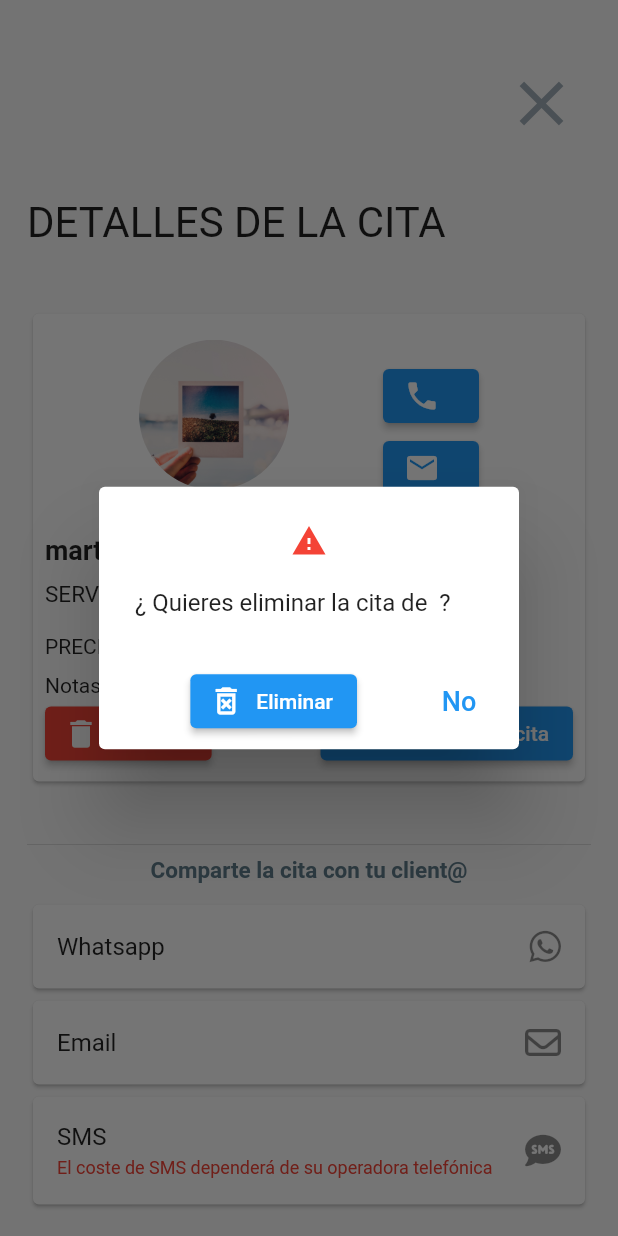
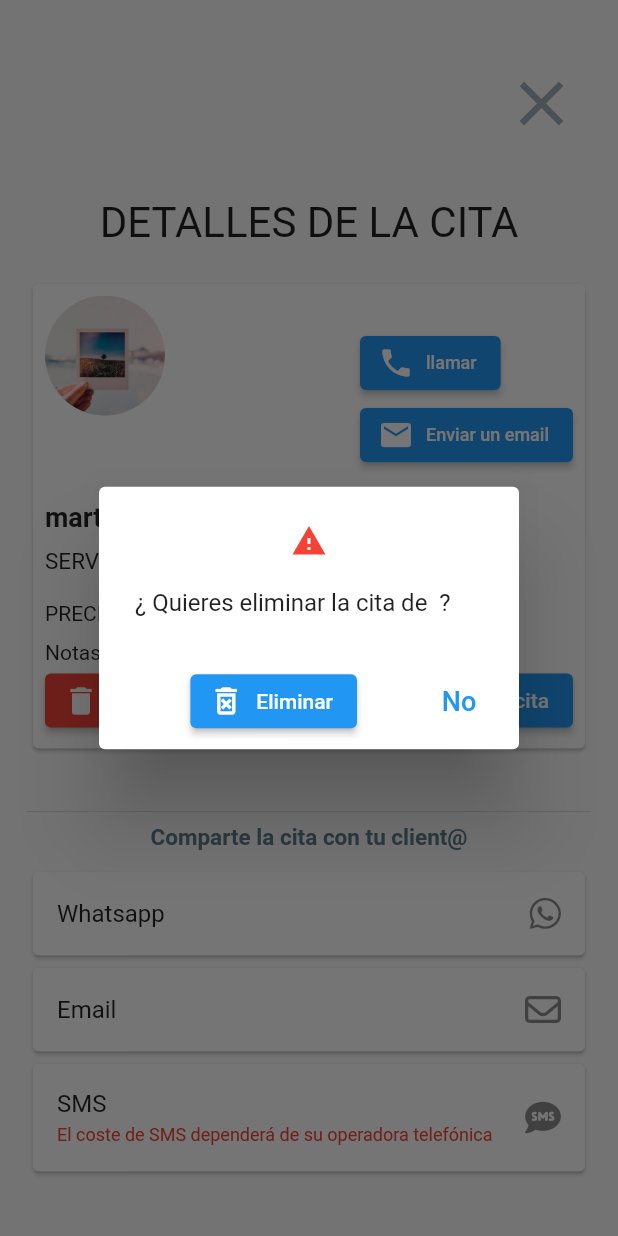
Before and after one commit to luguidu77/agenda-app, a Flutter app: the DetallesCitaScreen screen opened directly with empty values, after a tap on "Eliminar", on a phone screen of 412 x 824 dp. Run offline on Flutter 3.47's test engine with Material 2 defaults, Android fonts, the phone set to English and light mode, and no system bars; our stand-ins replace cloud_firestore, email_validator, firebase_auth, firebase_core, firebase_storage, fl_chart and 18 more; missing offline and left inert: drag_and_drop_lists, fast_contacts, flutter_picker, flutter_sendinblue, flutter_stripe, pay; accounts and stored records are empty.

```diff
--- a/lib/main.dart
+++ b/lib/main.dart
@@ -31,6 +31,8 @@ git add .
 git commit -m "modificando splash"
 git push
 */
+
+//https://help.syncfusion.com/common/essential-studio/licensing/how-to-register-in-an-application
 
 void main() async {
   WidgetsFlutterBinding.ensureInitialized();
--- a/lib/screens/detalles_cita_screen.dart
+++ b/lib/screens/detalles_cita_screen.dart
@@ -129,7 +129,6 @@ class _DetallesCitaScreenState extends State<DetallesCitaScreen> {
       child: Padding(
         padding: const EdgeInsets.all(18.0),
         child: Column(
-          crossAxisAlignment: CrossAxisAlignment.start,
           children: [
             _botonCerrar(context),
             const SizedBox(
@@ -142,12 +141,6 @@ class _DetallesCitaScreenState extends State<DetallesCitaScreen> {
             const SizedBox(
               height: 20,
             ),
-            const SizedBox(
-              height: 20,
-            ),
-            visibleFormulario
-                ? FormReprogramaReserva(idServicio: idServicio, cita: cita)
-                : Container(),
             _detallesCita(),
             const SizedBox(
               height: 30,
@@ -197,16 +190,19 @@ class _DetallesCitaScreenState extends State<DetallesCitaScreen> {
       children: [
         Center(
           child: Row(
-            mainAxisAlignment: MainAxisAlignment.spaceEvenly,
+            mainAxisAlignment: MainAxisAlignment.spaceBetween,
+            crossAxisAlignment: CrossAxisAlignment.start,
             children: [
               _foto(),
-              Column(
+              const SizedBox(width: 6),
+              Flexible(
+                child: Column(
                   crossAxisAlignment: CrossAxisAlignment.start,
                   children: [
                     Text(
                       nombre!,
                       style: const TextStyle(
-                        fontSize: 20, fontWeight: FontWeight.bold),
+                          fontSize: 18, fontWeight: FontWeight.bold),
                     ),
                     ElevatedButton.icon(
                         onPressed: () {
@@ -214,22 +210,23 @@ class _DetallesCitaScreenState extends State<DetallesCitaScreen> {
                               telefono.toString());
                         },
                         icon: const Icon(Icons.phone),
-                      label: Text(
-                        telefono!,
-                        style: const TextStyle(
-                            fontSize: 15, fontWeight: FontWeight.bold),
+                        label: const Text(
+                          'llamar',
+                          style: TextStyle(fontSize: 12),
                         )),
                     ElevatedButton.icon(
                         onPressed: () {
                           Comunicaciones.enviarEmail(email.toString());
                         },
                         icon: const Icon(Icons.mail),
-                      label: Text(
-                        email!,
-                        style: const TextStyle(
-                            fontSize: 15, fontWeight: FontWeight.bold),
+                        label: const Text(
+                          'Enviar un email',
+                          style: TextStyle(
+                            fontSize: 12,
+                          ),
                         )),
                   ],
+                ),
               )
             ],
           ),
@@ -245,14 +242,14 @@ class _DetallesCitaScreenState extends State<DetallesCitaScreen> {
       child: foto != ''
           ? Image.network(
               foto,
-              width: 100,
-              height: 100,
+              width: 80,
+              height: 80,
               fit: BoxFit.cover,
             )
           : Image.asset(
               "./assets/images/nofoto.jpg",
-              width: 100,
-              height: 100,
+              width: 80,
+              height: 80,
               fit: BoxFit.cover,
             ),
     );
@@ -262,7 +259,8 @@ class _DetallesCitaScreenState extends State<DetallesCitaScreen> {
     return Row(
       mainAxisAlignment: MainAxisAlignment.spaceBetween,
       children: [
-        ElevatedButton.icon(
+        !visibleFormulario
+            ? ElevatedButton.icon(
                 style: ButtonStyle(
                   backgroundColor: MaterialStateProperty.all<Color>(Colors.red),
                 ),
@@ -280,7 +278,8 @@ class _DetallesCitaScreenState extends State<DetallesCitaScreen> {
                   }
                 },
                 icon: const Icon(Icons.delete),
-            label: const Text('Eliminar')),
+                label: const Text('Eliminar'))
+            : Container(),
         visibleBotonFormulario
             ? ElevatedButton.icon(
                 onPressed: () {
@@ -290,9 +289,8 @@ class _DetallesCitaScreenState extends State<DetallesCitaScreen> {
                       : visibleFormulario = true;
                 },
                 icon: Icon(visibleFormulario ? Icons.cancel : Icons.edit),
-                label: Text(visibleFormulario
-                    ? 'Cerrar Reprogramación'
-                    : 'Reprogramar cita'))
+                label:
+                    Text(visibleFormulario ? 'Cancelar' : 'Reprogramar cita'))
             : Container(),
       ],
     );
@@ -302,10 +300,26 @@ class _DetallesCitaScreenState extends State<DetallesCitaScreen> {
     return Card(
       child: Padding(
         padding: const EdgeInsets.all(8.0),
+        child: Expanded(
           child: Column(
             crossAxisAlignment: CrossAxisAlignment.start,
             children: [
               _detallesCliente(),
+              visibleFormulario
+                  ? FormReprogramaReserva(idServicio: idServicio, cita: cita)
+                  : _detalles(),
+              _botonesCita(),
+            ],
+          ),
+        ),
+      ),
+    );
+  }
+
+  _detalles() {
+    return Column(
+      crossAxisAlignment: CrossAxisAlignment.start,
+      children: [
         Text(
           fechaLarga!,
           style: const TextStyle(fontSize: 18, fontWeight: FontWeight.bold),
@@ -332,10 +346,7 @@ class _DetallesCitaScreenState extends State<DetallesCitaScreen> {
           'Notas de la cita: $comentario',
           style: const TextStyle(fontSize: 14),
         ),
-            _botonesCita(),
       ],
-        ),
-      ),
     );
   }
 }
--- a/lib/widgets/_lista_de_citas copy.dart
+++ b/lib/widgets/_lista_de_citas copy.dart
@@ -199,6 +199,7 @@ class _ListaCitasState extends State<ListaCitas> {
                                   context,
                                   MaterialPageRoute(
                                     builder: (context) => DetallesCitaScreen(
+                                        emailUsuario: widget.emailusuario,
                                         reserva: citas[index]),
                                   ),
                                 );
--- a/lib/widgets/elimina_cita.dart
+++ b/lib/widgets/elimina_cita.dart
@@ -38,11 +38,12 @@ mensajeAlerta(BuildContext context, int index, citas,
               ElevatedButton.icon(
                   onPressed: () {
                     iniciadaSesionUsuario
+                        //ELIMINA CITA EN FIREBASE
                         ? _eliminarCitaFB(emailusuario, idCita)
                         //ELIMINA CITA EN DISPOSITIVO
                         : _eliminarCita(context, idCita, textoNombre);
 
-                    //ELIMINA CITA EN FIREBASE
+
                     respuesta = true;
                     Navigator.pop(context);
                   },
```
Also changed, not shown: lib/widgets/_lista_de_citas.dart (+10 -10 lines), lib/widgets/lista_de_citas.dart (+21 -5 lines), lib/widgets/selecciona_dia.dart (+7 -2 lines), lib/screens/clientes_screen.dart (line endings or trailing spaces). Lines whose indentation alone changed are shown as unchanged.
